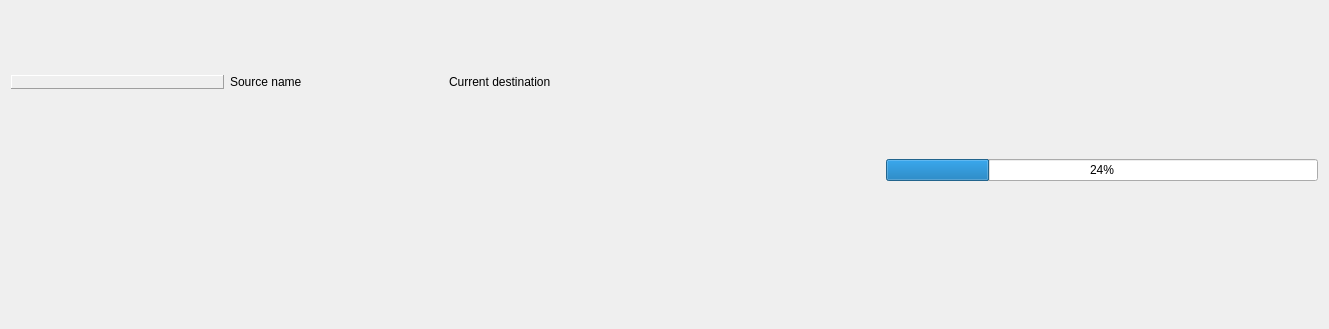
Above: btms_ui/ui/btms-source.ui from pcdshub/btms-ui before the change. Below: the same form after it.
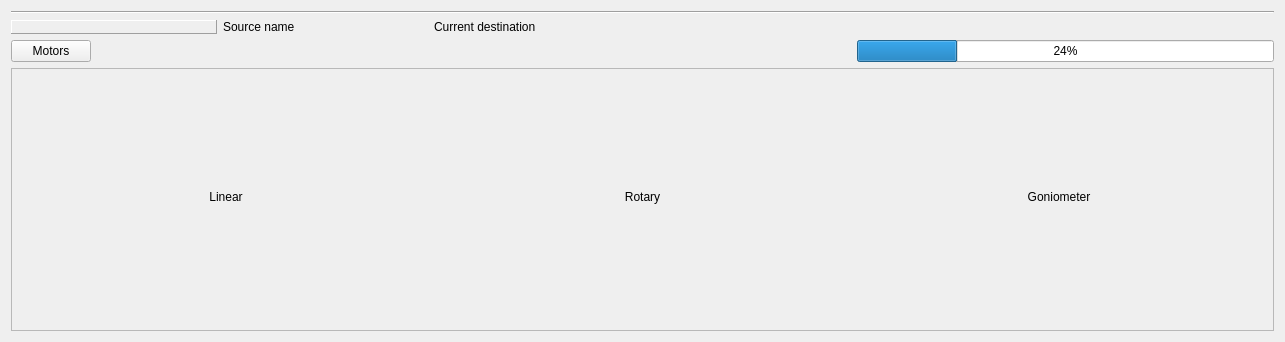
That is the form after the change. Custom widgets are drawn as their Qt base class.

Commit message: MNT: motors in frame

Patch:
```diff
--- a/btms_ui/ui/btms-source.ui
+++ b/btms_ui/ui/btms-source.ui
@@ -6,8 +6,8 @@
    <rect>
     <x>0</x>
     <y>0</y>
-    <width>1329</width>
-    <height>329</height>
+    <width>1285</width>
+    <height>342</height>
    </rect>
   </property>
   <property name="sizePolicy">
@@ -20,7 +20,24 @@
    <string>Form</string>
   </property>
   <layout class="QGridLayout" name="source_layout">
-   <item row="1" column="2">
+   <item row="2" column="1">
+    <widget class="BtmsLaserDestinationChoice" name="target_dest_widget">
+     <property name="frameShape">
+      <enum>QFrame::NoFrame</enum>
+     </property>
+     <property name="frameShadow">
+      <enum>QFrame::Raised</enum>
+     </property>
+    </widget>
+   </item>
+   <item row="0" column="0" colspan="3">
+    <widget class="Line" name="line">
+     <property name="orientation">
+      <enum>Qt::Horizontal</enum>
+     </property>
+    </widget>
+   </item>
+   <item row="2" column="2">
     <widget class="QProgressBar" name="motion_progress_widget">
      <property name="sizePolicy">
       <sizepolicy hsizetype="Minimum" vsizetype="Maximum">
@@ -33,7 +50,17 @@
      </property>
     </widget>
    </item>
-   <item row="0" column="0">
+   <item row="2" column="0" alignment="Qt::AlignLeft">
+    <widget class="QPushButton" name="show_motors_button">
+     <property name="text">
+      <string>Motors</string>
+     </property>
+     <property name="checkable">
+      <bool>true</bool>
+     </property>
+    </widget>
+   </item>
+   <item row="1" column="0">
     <layout class="QHBoxLayout" name="source_and_validity_layout">
      <item>
       <widget class="BtmsSourceValidWidget" name="valid_widget">
@@ -60,43 +87,7 @@
      </item>
     </layout>
    </item>
-   <item row="1" column="1">
-    <widget class="BtmsLaserDestinationChoice" name="target_dest_widget">
-     <property name="frameShape">
-      <enum>QFrame::NoFrame</enum>
-     </property>
-     <property name="frameShadow">
-      <enum>QFrame::Raised</enum>
-     </property>
-    </widget>
-   </item>
-   <item row="3" column="0">
-    <widget class="TyphosPositionerWidget" name="linear_widget">
-     <property name="sizePolicy">
-      <sizepolicy hsizetype="Preferred" vsizetype="Maximum">
-       <horstretch>0</horstretch>
-       <verstretch>0</verstretch>
-      </sizepolicy>
-     </property>
-     <property name="toolTip">
-      <string/>
-     </property>
-    </widget>
-   </item>
-   <item row="3" column="2">
-    <widget class="TyphosPositionerWidget" name="goniometer_widget">
-     <property name="sizePolicy">
-      <sizepolicy hsizetype="Preferred" vsizetype="Maximum">
-       <horstretch>0</horstretch>
-       <verstretch>0</verstretch>
-      </sizepolicy>
-     </property>
-     <property name="toolTip">
-      <string/>
-     </property>
-    </widget>
-   </item>
-   <item row="0" column="1" alignment="Qt::AlignVCenter">
+   <item row="1" column="1" alignment="Qt::AlignVCenter">
     <widget class="BtmsLaserDestinationLabel" name="current_dest_label">
      <property name="sizePolicy">
       <sizepolicy hsizetype="Preferred" vsizetype="Maximum">
@@ -109,17 +100,85 @@
      </property>
     </widget>
    </item>
-   <item row="3" column="1">
-    <widget class="TyphosPositionerWidget" name="rotary_widget">
-     <property name="sizePolicy">
-      <sizepolicy hsizetype="Preferred" vsizetype="Maximum">
-       <horstretch>0</horstretch>
-       <verstretch>0</verstretch>
-      </sizepolicy>
+   <item row="3" column="0" colspan="3">
+    <widget class="QFrame" name="motor_frame">
+     <property name="frameShape">
+      <enum>QFrame::StyledPanel</enum>
      </property>
-     <property name="toolTip">
-      <string/>
+     <property name="frameShadow">
+      <enum>QFrame::Raised</enum>
      </property>
+     <layout class="QGridLayout" name="gridLayout_2">
+      <item row="1" column="2">
+       <widget class="TyphosPositionerWidget" name="goniometer_widget">
+        <property name="sizePolicy">
+         <sizepolicy hsizetype="Preferred" vsizetype="Maximum">
+          <horstretch>0</horstretch>
+          <verstretch>0</verstretch>
+         </sizepolicy>
+        </property>
+        <property name="toolTip">
+         <string/>
+        </property>
+       </widget>
+      </item>
+      <item row="1" column="0">
+       <widget class="TyphosPositionerWidget" name="linear_widget">
+        <property name="sizePolicy">
+         <sizepolicy hsizetype="Preferred" vsizetype="Maximum">
+          <horstretch>0</horstretch>
+          <verstretch>0</verstretch>
+         </sizepolicy>
+        </property>
+        <property name="toolTip">
+         <string/>
+        </property>
+       </widget>
+      </item>
+      <item row="1" column="1">
+       <widget class="TyphosPositionerWidget" name="rotary_widget">
+        <property name="sizePolicy">
+         <sizepolicy hsizetype="Preferred" vsizetype="Maximum">
+          <horstretch>0</horstretch>
+          <verstretch>0</verstretch>
+         </sizepolicy>
+        </property>
+        <property name="toolTip">
+         <string/>
+        </property>
+       </widget>
+      </item>
+      <item row="0" column="0">
+       <widget class="QLabel" name="linear_label">
+        <property name="text">
+         <string>Linear</string>
+        </property>
+        <property name="alignment">
+         <set>Qt::AlignCenter</set>
+        </property>
+       </widget>
+      </item>
+      <item row="0" column="1">
+       <widget class="QLabel" name="rotary_label">
+        <property name="text">
+         <string>Rotary</string>
+        </property>
+        <property name="alignment">
+         <set>Qt::AlignCenter</set>
+        </property>
+       </widget>
+      </item>
+      <item row="0" column="2">
+       <widget class="QLabel" name="goniometer_label">
+        <property name="text">
+         <string>Goniometer</string>
+        </property>
+        <property name="alignment">
+         <set>Qt::AlignCenter</set>
+        </property>
+       </widget>
+      </item>
+     </layout>
     </widget>
    </item>
   </layout>
```
The commit also changes 2 other files.
